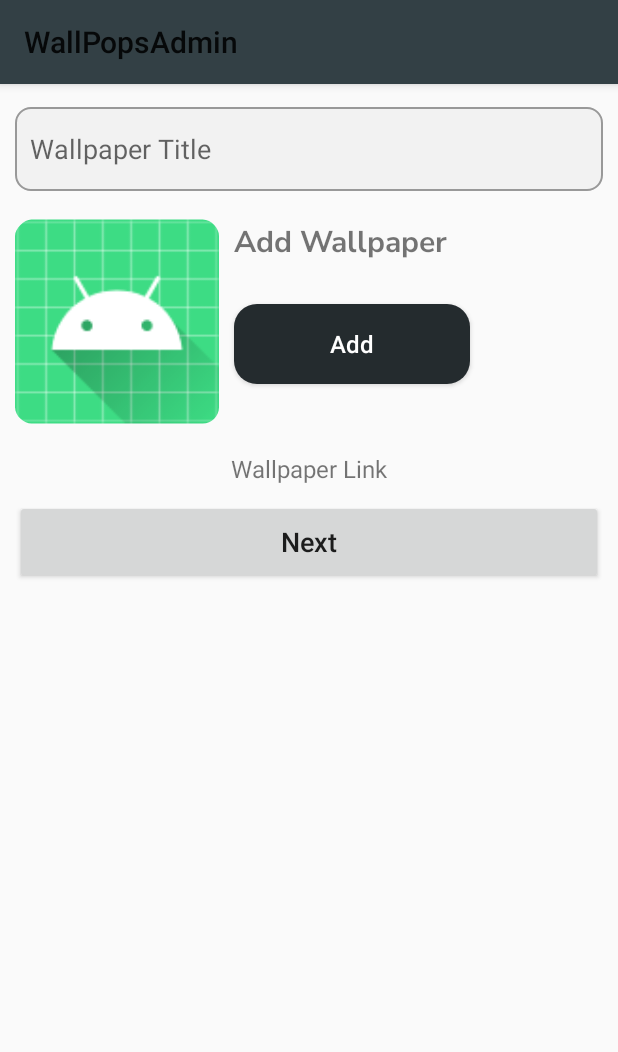
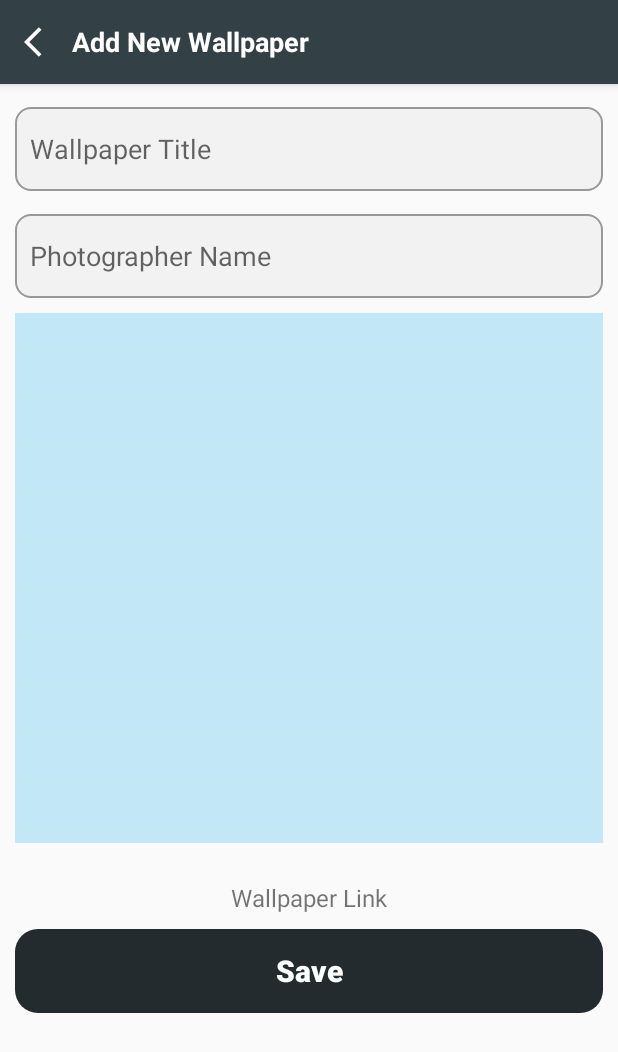
Before and after one commit to mukeshs1510/WallPops, an Android app: the AddNewWall screen opened directly, with no data from a screen before it, on a phone screen of 412 x 824 dp. Shown: the top 1052 px of the screen. Run offline under Robolectric (Android 15) with nearby library versions, the phone set to English and light mode, and no system bars.

Commit message:
Edit Text

```diff
--- a/wallpopsadmin/src/main/java/com/mbs/wallpopsadmin/AddNewWall.java
+++ b/wallpopsadmin/src/main/java/com/mbs/wallpopsadmin/AddNewWall.java
@@ -4,19 +4,91 @@ import androidx.appcompat.app.AppCompatActivity;
 import androidx.appcompat.widget.Toolbar;
 
 import android.os.Bundle;
+import android.text.Editable;
+import android.text.TextWatcher;
+import android.view.View;
+import android.widget.Button;
+import android.widget.EditText;
+import android.widget.ImageView;
+import android.widget.TextView;
+
+import com.google.android.material.snackbar.Snackbar;
 
 public class AddNewWall extends AppCompatActivity {
 
-    private Toolbar toolbar;
+    private EditText wallpaperTitle, photographer;
+    private ImageView wallpaper;
+    private TextView wallpaperLink;
+    private Button saveButton;
+    private String stringWallpaperTitle;
+    private String stringWallpaperPhotographer;
 
     @Override
     protected void onCreate(Bundle savedInstanceState) {
         super.onCreate(savedInstanceState);
         setContentView(R.layout.activity_add_new_wall);
 
-        toolbar = findViewById(R.id.main_toolbarr);
-        setSupportActionBar(toolbar);
+        wallpaper = findViewById(R.id.mainWallpaper);
+        wallpaperTitle = findViewById(R.id.ETtitleWallpaper);
+        photographer = findViewById(R.id.ETPhotografer);
+        wallpaperLink = findViewById(R.id.wallpaperLink);
+        saveButton = findViewById(R.id.saveImageBtn);
+
+        wallpaperTitle.addTextChangedListener(new TextWatcher() {
+            @Override
+            public void beforeTextChanged(CharSequence s, int start, int count, int after) {
+                saveButton.setBackground(getResources().getDrawable(R.drawable.bttn_ui_not_enabled));
+            }
+
+            @Override
+            public void onTextChanged(CharSequence s, int start, int before, int count) {
+
+            }
+
+            @Override
+            public void afterTextChanged(Editable s) {
+                photographer.addTextChangedListener(new TextWatcher() {
+                    @Override
+                    public void beforeTextChanged(CharSequence s, int start, int count, int after) {
+                        saveButton.setBackground(getResources().getDrawable(R.drawable.bttn_ui_not_enabled));
+                    }
+
+                    @Override
+                    public void onTextChanged(CharSequence s, int start, int before, int count) {
+
+                    }
+
+                    @Override
+                    public void afterTextChanged(Editable s) {
+                        if(s.toString().isEmpty()) {
+
+                        } else {
+                            saveButton.setBackground(getResources().getDrawable(R.drawable.bttn_ui));
+                        }
+                    }
+                });
+            }
+        });
+
+        saveButton.setOnClickListener(new View.OnClickListener() {
+            @Override
+            public void onClick(View v) {
+
+                stringWallpaperTitle = wallpaperTitle.getText().toString();
+                stringWallpaperPhotographer = photographer.getText().toString();
+
+                if (stringWallpaperTitle.isEmpty() && stringWallpaperPhotographer.isEmpty()) {
+                    Snackbar.make(findViewById(android.R.id.content),"Please Provide some info on wallpaper", Snackbar.LENGTH_LONG);
+                } else {
+                    Snackbar.make(findViewById(android.R.id.content),stringWallpaperTitle + "  "+ stringWallpaperPhotographer, Snackbar.LENGTH_LONG);
+                }
+
+            }
+        });
 
     }
 
+    public void backToMainActivity(View view) {
+        onBackPressed();
+    }
 }
--- /dev/null
+++ b/wallpopsadmin/src/main/res/drawable-v24/bttn_ui_not_enabled.xml
@@ -0,0 +1,8 @@
+<?xml version="1.0" encoding="utf-8"?>
+<shape xmlns:android="http://schemas.android.com/apk/res/android"
+    android:shape="rectangle">
+
+    <solid android:color="@color/grey_10"/>
+    <corners android:radius="15dp"/>
+
+</shape>
--- /dev/null
+++ b/wallpopsadmin/src/main/res/drawable/back.xml
@@ -0,0 +1,5 @@
+<vector android:height="24dp" android:tint="#FFFFFF"
+    android:viewportHeight="24" android:viewportWidth="24"
+    android:width="24dp" xmlns:android="http://schemas.android.com/apk/res/android">
+    <path android:fillColor="@android:color/white" android:pathData="M11.67,3.87L9.9,2.1 0,12l9.9,9.9 1.77,-1.77L3.54,12z"/>
+</vector>
--- a/wallpopsadmin/src/main/res/layout/activity_add_new_wall.xml
+++ b/wallpopsadmin/src/main/res/layout/activity_add_new_wall.xml
@@ -17,9 +17,23 @@
             android:layout_width="match_parent"
             android:layout_height="wrap_content">
 
+            <ImageView
+                android:layout_width="wrap_content"
+                android:layout_height="wrap_content"
+                android:onClick="backToMainActivity"
+                android:layout_marginRight="8dp"
+                android:src="@drawable/back"
+                android:gravity="center_vertical"
+                />
+
             <TextView
                 android:layout_width="wrap_content"
                 android:layout_height="wrap_content"
+                android:text="Add New Wallpaper"
+                android:textColor="@android:color/white"
+                android:textSize="18sp"
+                android:textStyle="bold"
+                android:gravity="center_vertical"
                 />
 
         </androidx.appcompat.widget.Toolbar>
@@ -50,50 +64,29 @@
                 android:paddingStart="10dp"
                 android:background="@drawable/edit_text_ui"
                 />
+            <EditText
+                android:id="@+id/ETPhotografer"
+                android:layout_width="match_parent"
+                android:layout_height="56dp"
+                android:ems="10"
+                android:hint="Photographer Name"
+                android:layout_marginLeft="10dp"
+                android:layout_marginRight="10dp"
+                android:layout_marginTop="15dp"
+                android:inputType="textUri"
+                android:layout_gravity="center_horizontal"
+                android:paddingStart="10dp"
+                android:background="@drawable/edit_text_ui"
+                />
 
-            <RelativeLayout
+            <ImageView
+                android:id="@+id/mainWallpaper"
                 android:layout_width="match_parent"
-                android:layout_height="wrap_content">
-
-                <ImageView
-                    android:id="@+id/imageViewWallpaper"
-                    android:layout_width="136dp"
-                    android:layout_height="143dp"
-                    android:src="@mipmap/ic_launcher"
-                    android:layout_marginTop="15dp"
-                    android:layout_marginLeft="10dp"
-                    android:contentDescription="@string/sdcs" />
-
-                <TextView
-                    android:id="@+id/nameee"
-                    android:layout_width="wrap_content"
-                    android:layout_height="35dp"
-                    android:layout_toRightOf="@id/imageViewWallpaper"
-                    android:layout_marginLeft="10dp"
-                    android:layout_marginTop="20dp"
-
-                    android:fontFamily="@font/nunito_sans_bold"
-                    android:text="@string/add_wallpaper"
-                    android:textSize="20sp"
-                    android:textStyle="bold"
-                    />
-
-                <Button
-                    android:id="@+id/addWallpaperbtn"
-                    android:layout_width="157dp"
-                    android:layout_height="53dp"
-                    android:text="@string/add"
-                    android:textAllCaps="false"
-                    android:layout_toRightOf="@id/imageViewWallpaper"
-                    android:layout_marginLeft="10dp"
-                    android:layout_below="@id/nameee"
-                    android:layout_marginTop="20dp"
-                    android:textColor="@android:color/white"
-                    android:textSize="16sp"
-                    android:background="@drawable/bttn_ui"
-                    />
-
-            </RelativeLayout>
+                android:layout_height="wrap_content"
+                android:src="@drawable/blank"
+                android:scaleType="centerCrop"
+                android:layout_margin="10dp"
+                />
 
             <TextView
                 android:id="@+id/wallpaperLink"
@@ -104,18 +97,22 @@
                 android:layout_gravity="center_horizontal"
                 android:layout_marginTop="15dp"/>
             <Button
-                android:id="@+id/saveBtn"
+                android:id="@+id/saveImageBtn"
                 android:layout_width="match_parent"
                 android:layout_height="56dp"
-                android:text="@string/next"
+                android:text="Save"
                 android:layout_marginLeft="10dp"
                 android:layout_marginRight="10dp"
+                android:background="@drawable/bttn_ui"
+                android:textColor="@android:color/white"
                 android:layout_marginTop="10dp"
+                android:textStyle="bold"
                 android:layout_gravity="center_horizontal"
                 android:textAllCaps="false"
-                android:textSize="18sp"
+                android:textSize="20sp"
+                android:elevation="10dp"
+                android:enabled="false"
                 />
-
 
         </LinearLayout>
 
--- a/wallpopsadmin/src/main/res/layout/activity_main.xml
+++ b/wallpopsadmin/src/main/res/layout/activity_main.xml
@@ -30,6 +30,7 @@
             android:layout_width="wrap_content"
             android:layout_height="40dp"
             android:text="Signout"
+            android:textAllCaps="false"
             android:background="@drawable/bttn_ui_trans"
             android:layout_centerVertical="true"
             android:textColor="@android:color/white"
```
Also changed, not shown: wallpopsadmin/src/main/res/drawable/blank.jpg (added).
